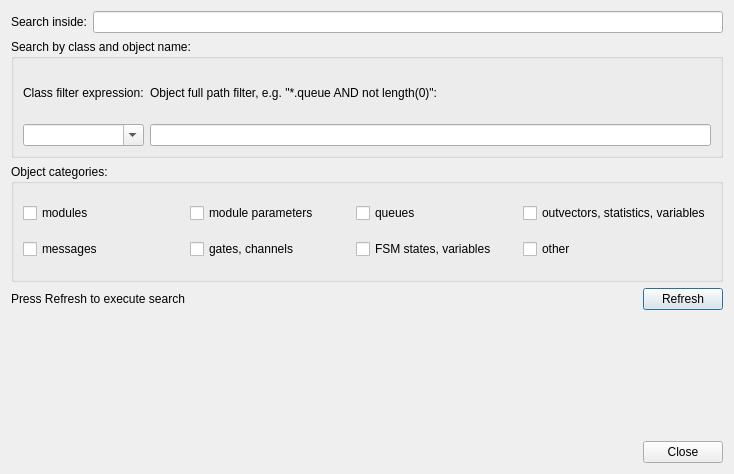
Above: src/qtenv/findobjectsdialog.ui from omnetpp/omnetpp before the change. Below: the same form after it.
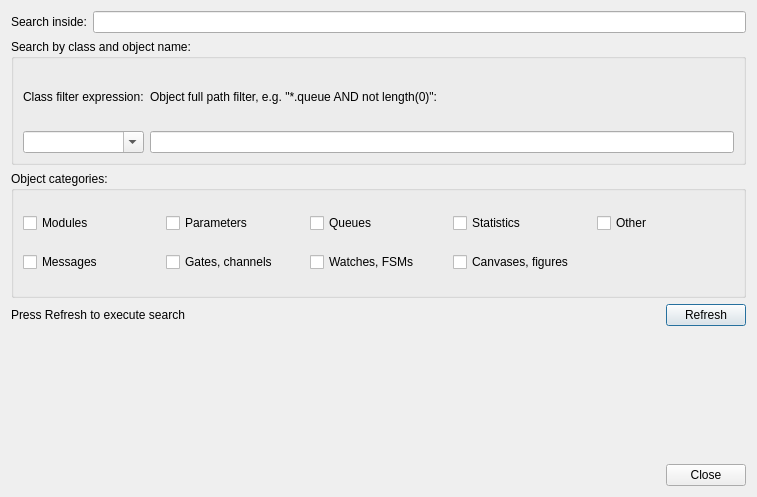
That is the form after the change.

Commit message: envir,tkenv,qtenv: Added 'Canvases, figures' category to 'Find objects' dialogs.

```diff
--- a/src/qtenv/findobjectsdialog.ui
+++ b/src/qtenv/findobjectsdialog.ui
@@ -6,8 +6,8 @@
    <rect>
     <x>0</x>
     <y>0</y>
-    <width>734</width>
-    <height>474</height>
+    <width>757</width>
+    <height>497</height>
    </rect>
   </property>
   <property name="windowTitle">
@@ -130,56 +130,63 @@
       <item row="0" column="0">
        <widget class="QCheckBox" name="modulesCheckBox">
         <property name="text">
-         <string>modules</string>
+         <string>Modules</string>
         </property>
        </widget>
       </item>
       <item row="1" column="0">
        <widget class="QCheckBox" name="messagesCheckBox">
         <property name="text">
-         <string>messages</string>
+         <string>Messages</string>
         </property>
        </widget>
       </item>
       <item row="0" column="2">
        <widget class="QCheckBox" name="queuesCheckBox">
         <property name="text">
-         <string>queues</string>
+         <string>Queues</string>
         </property>
        </widget>
       </item>
       <item row="0" column="1">
        <widget class="QCheckBox" name="paramCheckBox">
         <property name="text">
-         <string>module parameters</string>
+         <string>Parameters</string>
         </property>
        </widget>
       </item>
       <item row="0" column="3">
        <widget class="QCheckBox" name="outVectorsCheckBox">
         <property name="text">
-         <string>outvectors, statistics, variables</string>
+         <string>Statistics</string>
         </property>
        </widget>
       </item>
       <item row="1" column="1">
        <widget class="QCheckBox" name="gatesCheckBox">
         <property name="text">
-         <string>gates, channels</string>
+         <string>Gates, channels</string>
         </property>
        </widget>
       </item>
       <item row="1" column="2">
        <widget class="QCheckBox" name="fsmCheckBox">
         <property name="text">
-         <string>FSM states, variables</string>
+         <string>Watches, FSMs</string>
         </property>
        </widget>
       </item>
-      <item row="1" column="3">
+      <item row="0" column="4">
        <widget class="QCheckBox" name="otherCheckBox">
         <property name="text">
-         <string>other</string>
+         <string>Other</string>
+        </property>
+       </widget>
+      </item>
+      <item row="1" column="3">
+       <widget class="QCheckBox" name="figuresCheckBox">
+        <property name="text">
+         <string>Canvases, figures</string>
         </property>
        </widget>
       </item>
```
Left out of the diff: 6 changed lines with no effect on the pictures. The commit also changes 5 other files.
